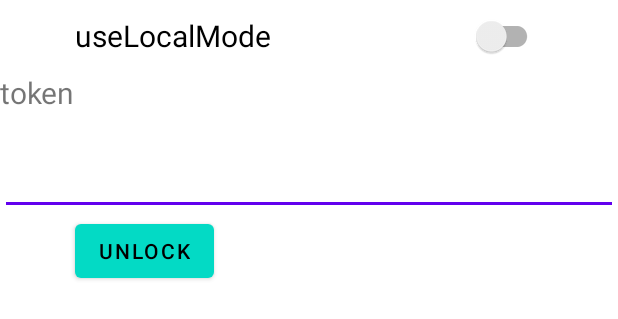
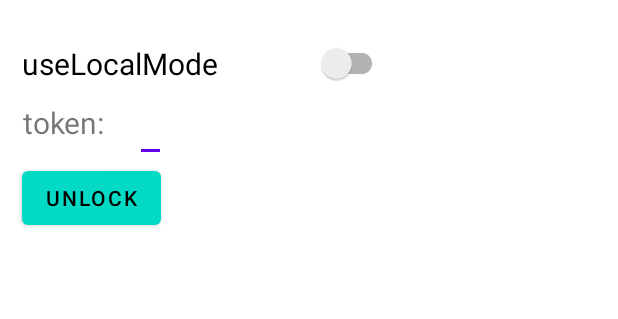
Before and after one commit to beliefstar/NavMusic, an Android app: the layout fragment_notifications.xml on its own in the app's theme, with its tools: preview values and no code run, on a phone screen of 412 x 824 dp. Shown: the top 319 px of the screen. Run offline under Robolectric (Android 15) with nearby library versions, the phone set to English and light mode, and no system bars.

```diff
--- a/app/src/main/res/layout/fragment_notifications.xml
+++ b/app/src/main/res/layout/fragment_notifications.xml
@@ -1,22 +1,10 @@
 <?xml version="1.0" encoding="utf-8"?>
-<LinearLayout xmlns:android="http://schemas.android.com/apk/res/android"
+<androidx.constraintlayout.widget.ConstraintLayout xmlns:android="http://schemas.android.com/apk/res/android"
     xmlns:app="http://schemas.android.com/apk/res-auto"
     xmlns:tools="http://schemas.android.com/tools"
     android:layout_width="match_parent"
     android:layout_height="match_parent"
-    android:orientation="vertical"
     tools:context=".ui.notifications.NotificationsFragment">
-
-    <androidx.appcompat.widget.SwitchCompat
-        android:layout_width="match_parent"
-        android:layout_height="wrap_content"
-        android:id="@+id/cb_use_local_mode"
-        android:text="useLocalMode"
-        android:paddingStart="50sp"
-        android:paddingEnd="50sp"
-        android:textSize="20sp"
-        app:layout_editor_absoluteX="0sp"
-        />
 
     <!--    <LinearLayout-->
     <!--        android:layout_width="match_parent"-->
@@ -35,21 +23,56 @@
     <!--            android:layout_weight="8"/>-->
     <!--    </LinearLayout>-->
 
-    <TextView
-        android:layout_width="wrap_content"
-        android:layout_height="50sp"
+    <androidx.appcompat.widget.SwitchCompat
+        android:id="@+id/cb_use_local_mode"
+        android:layout_width="244dp"
+        android:layout_height="51dp"
+        android:text="useLocalMode"
+        android:textAlignment="textStart"
         android:textSize="20sp"
-        android:textAlignment="center"
-        android:text="token"/>
-    <androidx.appcompat.widget.AppCompatEditText
-        android:id="@+id/et_token"
-        android:layout_width="match_parent"
-        android:layout_height="wrap_content"/>
+        app:layout_constraintStart_toStartOf="@+id/guideline3"
+        app:layout_constraintTop_toTopOf="@+id/guideline2" />
 
     <Button
+        android:id="@+id/btn_unlock"
         android:layout_width="wrap_content"
         android:layout_height="wrap_content"
         android:text="unlock"
-        android:layout_marginStart="50sp"
-        android:id="@+id/btn_unlock"/>
-</LinearLayout>
+        app:layout_constraintStart_toStartOf="@+id/guideline3"
+        app:layout_constraintTop_toBottomOf="@id/et_token" />
+
+    <androidx.appcompat.widget.AppCompatEditText
+        android:id="@+id/et_token"
+        android:layout_width="0dp"
+        android:layout_height="40sp"
+        android:layout_marginStart="16dp"
+        app:layout_constraintHorizontal_weight="8"
+        app:layout_constraintStart_toEndOf="@id/textView"
+        app:layout_constraintTop_toBottomOf="@id/cb_use_local_mode" />
+
+    <TextView
+        android:id="@+id/textView"
+        android:layout_width="wrap_content"
+        android:layout_height="40sp"
+        android:text="token: "
+        android:textAlignment="viewEnd"
+        android:textSize="20sp"
+        app:layout_constraintHorizontal_weight="2"
+        app:layout_constraintStart_toStartOf="@+id/guideline3"
+        app:layout_constraintTop_toBottomOf="@id/cb_use_local_mode" />
+
+    <androidx.constraintlayout.widget.Guideline
+        android:id="@+id/guideline2"
+        android:layout_width="wrap_content"
+        android:layout_height="wrap_content"
+        android:orientation="horizontal"
+        app:layout_constraintGuide_percent="0.02" />
+
+    <androidx.constraintlayout.widget.Guideline
+        android:id="@+id/guideline3"
+        android:layout_width="wrap_content"
+        android:layout_height="wrap_content"
+        android:orientation="vertical"
+        app:layout_constraintGuide_begin="15sp" />
+
+</androidx.constraintlayout.widget.ConstraintLayout>
```
Lines whose indentation alone changed are shown as unchanged.
